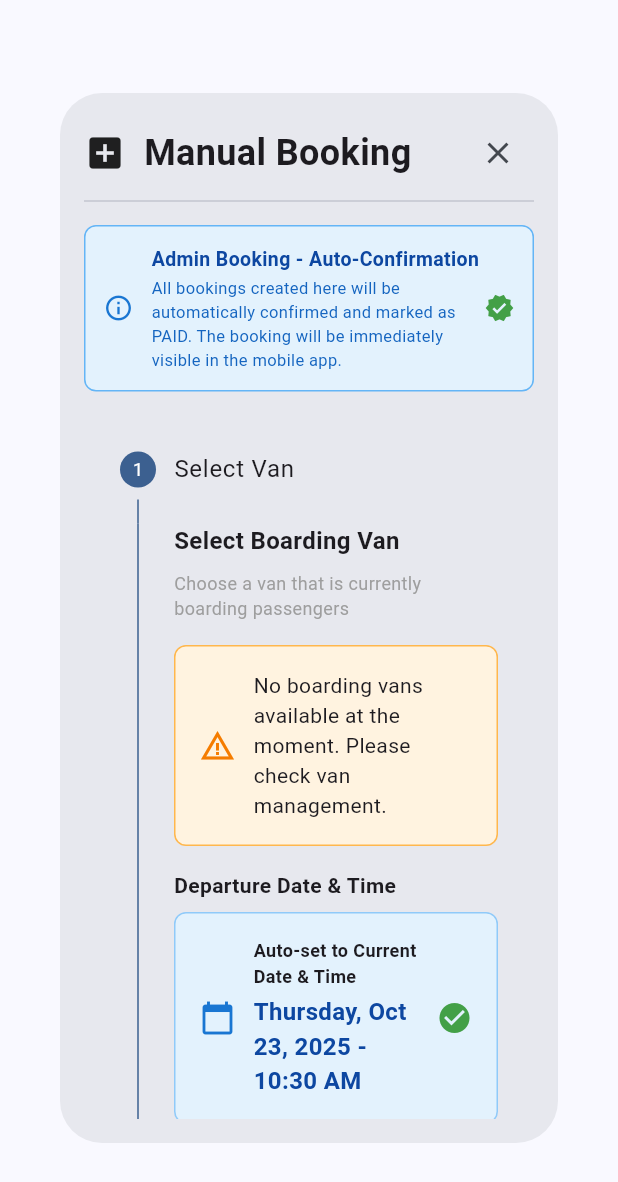
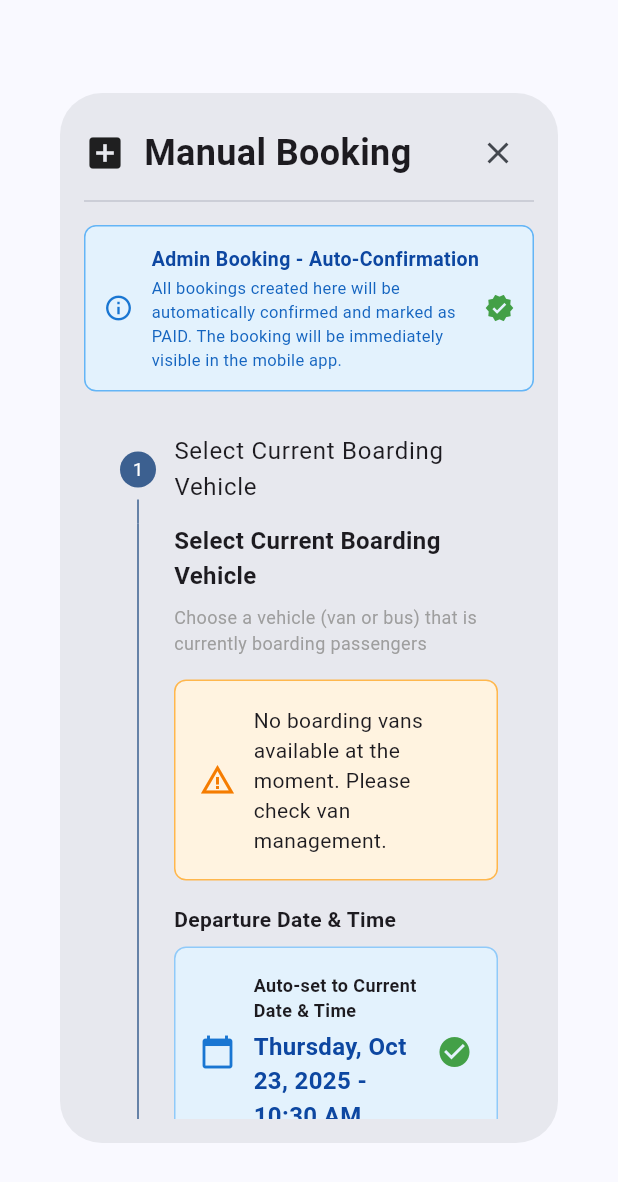
Before and after one commit to alvinthemaster/uvexpress_admin_web, a Flutter app: the _ManualBookingDialog widget shown alone on an empty page, opened directly, on a phone screen of 412 x 824 dp. Shown: the top 1182 px of the screen. Run offline on Flutter 3.47's test engine with Material 3 defaults, Android fonts, the phone set to English and light mode, and no system bars; our stand-ins replace cloud_firestore, firebase_auth, firebase_core, fl_chart, go_router, google_fonts; accounts and stored records are empty.

Commit message:
changed firebase, manual booking added bus, improve UI on analytics

```diff
--- a/lib/screens/booking_management_screen.dart
+++ b/lib/screens/booking_management_screen.dart
@@ -74,12 +74,6 @@ class _BookingManagementScreenState extends State<BookingManagementScreen> {
             ),
           ),
         ),
-        ElevatedButton.icon(
-          onPressed: _exportBookings,
-          icon: const Icon(Icons.file_download),
-          label: const Text('Export'),
-        ),
-        const SizedBox(width: AppConstants.smallPadding),
         ElevatedButton.icon(
           onPressed: () => _showBookingDetails(context),
           icon: const Icon(Icons.add),
@@ -514,13 +508,6 @@ class _BookingManagementScreenState extends State<BookingManagementScreen> {
         _selectedDateRange = picked;
       });
     }
-  }
-
-  void _exportBookings() {
-    // TODO: Implement CSV export functionality
-    ScaffoldMessenger.of(context).showSnackBar(
-      const SnackBar(content: Text('Export functionality coming soon')),
-    );
   }
 
   void _showBookingDetails(BuildContext context, [Booking? booking]) {
@@ -755,7 +742,6 @@ class _ManualBookingDialogState extends State<_ManualBookingDialog> {
 
   // Form controllers
   final TextEditingController _nameController = TextEditingController();
-  final TextEditingController _emailController = TextEditingController();
   final TextEditingController _phoneController = TextEditingController();
 
   // Selected values
@@ -803,7 +789,6 @@ class _ManualBookingDialogState extends State<_ManualBookingDialog> {
   @override
   void dispose() {
     _nameController.dispose();
-    _emailController.dispose();
     _phoneController.dispose();
     super.dispose();
   }
@@ -841,9 +826,12 @@ class _ManualBookingDialogState extends State<_ManualBookingDialog> {
                 booking.departureTime.month == _selectedDepartureTime.month &&
                 booking.departureTime.day == _selectedDepartureTime.day;
 
-            if (isSameDay) {
+            // CRITICAL: Check if booking is for the same van plate number
+            bool isSameVan = booking.vanPlateNumber == _selectedVan!.plateNumber;
+
+            if (isSameDay && isSameVan) {
               reserved.addAll(booking.seatIds);
-              print('  ✓ Booking ${doc.id}: ${booking.seatIds.join(", ")} - ${booking.bookingStatus}');
+              print('  ✓ Booking ${doc.id}: Van ${booking.vanPlateNumber}, Seats: ${booking.seatIds.join(", ")} - ${booking.bookingStatus}');
             }
           }
         } catch (e) {
@@ -856,7 +844,7 @@ class _ManualBookingDialogState extends State<_ManualBookingDialog> {
         _isLoading = false;
       });
 
-      print('✅ Reserved seats loaded: ${reserved.isEmpty ? "None (All available)" : reserved.join(", ")}');
+      print('✅ Reserved seats loaded for van ${_selectedVan!.plateNumber}: ${reserved.isEmpty ? "None (All available)" : reserved.join(", ")}');
     } catch (e) {
       print('❌ Error loading reserved seats: $e');
       setState(() {
@@ -1007,12 +995,15 @@ class _ManualBookingDialogState extends State<_ManualBookingDialog> {
       // Generate unique ticket ID
       final String ticketId = 'ADM-${DateTime.now().millisecondsSinceEpoch}';
 
+      // Auto-generate email from phone number
+      final String autoEmail = '${_phoneController.text.trim()}@admin.booking';
+
       // Create booking with ALL fields matching mobile app structure
       final booking = Booking(
         id: '', // Will be generated by Firestore
         userId: 'admin_manual_booking', // Special ID for admin-created bookings
         userName: _nameController.text.trim(),
-        userEmail: _emailController.text.trim(),
+        userEmail: autoEmail,
         routeId: _selectedRouteId!,
         routeName: _selectedRoute!.name,
         origin: _selectedRoute!.origin,
@@ -1031,7 +1022,7 @@ class _ManualBookingDialogState extends State<_ManualBookingDialog> {
         eTicketId: ticketId,
         passengerDetails: PassengerDetails(
           name: _nameController.text.trim(),
-          email: _emailController.text.trim(),
+          email: autoEmail,
           phone: _phoneController.text.trim(),
         ),
         discountApplied: discountedSeatsCount > 0
@@ -1143,6 +1134,17 @@ class _ManualBookingDialogState extends State<_ManualBookingDialog> {
             // Header
             Row(
               children: [
+                // Back button (visible when not on first step)
+                if (_currentStep > 0)
+                  IconButton(
+                    onPressed: () {
+                      setState(() {
+                        _currentStep -= 1;
+                      });
+                    },
+                    icon: const Icon(Icons.arrow_back),
+                    tooltip: 'Back',
+                  ),
                 const Icon(Icons.add_box, size: 28),
                 const SizedBox(width: 12),
                 const Expanded(
@@ -1230,7 +1232,7 @@ class _ManualBookingDialogState extends State<_ManualBookingDialog> {
                 },
                 steps: [
                   Step(
-                    title: const Text('Select Van'),
+                    title: const Text('Select Current Boarding Vehicle'),
                     isActive: _currentStep >= 0,
                     state: _currentStep > 0 ? StepState.complete : StepState.indexed,
                     content: _buildVanSelection(),
@@ -1260,10 +1262,10 @@ class _ManualBookingDialogState extends State<_ManualBookingDialog> {
     return Column(
       crossAxisAlignment: CrossAxisAlignment.start,
       children: [
-        const Text('Select Boarding Van', style: TextStyle(fontWeight: FontWeight.bold, fontSize: 16)),
+        const Text('Select Current Boarding Vehicle', style: TextStyle(fontWeight: FontWeight.bold, fontSize: 16)),
         const SizedBox(height: 8),
         const Text(
-          'Choose a van that is currently boarding passengers',
+          'Choose a vehicle (van or bus) that is currently boarding passengers',
           style: TextStyle(fontSize: 12, color: Colors.grey),
         ),
         const SizedBox(height: 16),
@@ -1436,9 +1438,13 @@ class _ManualBookingDialogState extends State<_ManualBookingDialog> {
                       _selectedVan = van;
                       _selectedSeats.clear();
                       _reservedSeats.clear();
+
+                      // Auto-switch layout toggle based on vehicle type
+                      _isBusLayout = van.vehicleType.toLowerCase() == 'bus';
                     });
 
-                    print('🚐 Selected van: ${van.plateNumber} (Status: ${van.status}, Available: $availableSeats seats)');
+                    print('🚐 Selected ${van.vehicleType}: ${van.plateNumber} (Status: ${van.status}, Available: $availableSeats seats)');
+                    print('📐 Layout auto-switched to: ${_isBusLayout ? "Bus (22 seats)" : "Van (18 seats)"}');
 
                     // Get route information from van
                     try {
@@ -1828,25 +1834,6 @@ class _ManualBookingDialogState extends State<_ManualBookingDialog> {
           ),
           const SizedBox(height: 16),
           TextFormField(
-            controller: _emailController,
-            decoration: const InputDecoration(
-              labelText: 'Email Address *',
-              border: OutlineInputBorder(),
-              prefixIcon: Icon(Icons.email),
-            ),
-            keyboardType: TextInputType.emailAddress,
-            validator: (value) {
-              if (value == null || value.trim().isEmpty) {
-                return 'Please enter email address';
-              }
-              if (!value.contains('@')) {
-                return 'Please enter a valid email';
-              }
-              return null;
-            },
-          ),
-          const SizedBox(height: 16),
-          TextFormField(
             controller: _phoneController,
             decoration: const InputDecoration(
               labelText: 'Phone Number *',
@@ -1917,6 +1904,36 @@ class _ManualBookingDialogState extends State<_ManualBookingDialog> {
           ),
         ),
         const SizedBox(height: 16),
+
+        // Layout auto-switch info
+        if (_selectedVan != null) ...[
+          Center(
+            child: Container(
+              padding: const EdgeInsets.symmetric(horizontal: 12, vertical: 8),
+              decoration: BoxDecoration(
+                color: Colors.green[50],
+                borderRadius: BorderRadius.circular(6),
+                border: Border.all(color: Colors.green[300]!),
+              ),
+              child: Row(
+                mainAxisSize: MainAxisSize.min,
+                children: [
+                  Icon(Icons.check_circle, size: 16, color: Colors.green[700]),
+                  const SizedBox(width: 6),
+                  Text(
+                    'Layout auto-switched to ${_isBusLayout ? "Bus" : "Van"} based on selected vehicle',
+                    style: TextStyle(
+                      fontSize: 11,
+                      color: Colors.green[900],
+                      fontWeight: FontWeight.w500,
+                    ),
+                  ),
+                ],
+              ),
+            ),
+          ),
+          const SizedBox(height: 12),
+        ],
 
         // Toggle between Van and Bus layout
         Center(
--- a/lib/screens/settings_screen.dart
+++ b/lib/screens/settings_screen.dart
@@ -230,7 +230,7 @@ class _SettingsScreenState extends State<SettingsScreen> {
             const SizedBox(height: AppConstants.smallPadding),
             const Text('Transportation Management System'),
             const SizedBox(height: AppConstants.smallPadding),
-            Text('© 2025 Godtrasco. All rights reserved.'),
+            Text('© 2025 Godtrasco. All rights reserved. Developed by AATJR.'),
           ],
         ),
         actions: [
```
Also changed, not shown: lib/screens/analytics_screen.dart (+148 -11 lines), firebase.json (added), lib/firebase_options.dart, 17 other files.
